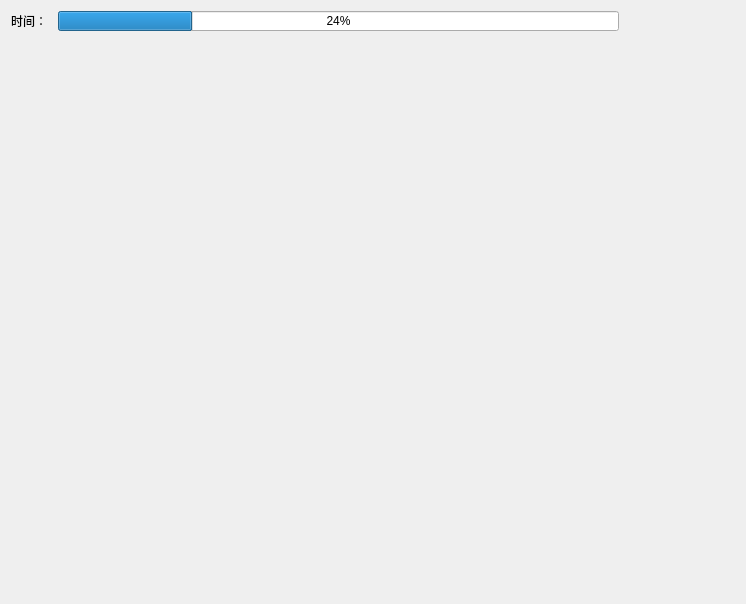
First picture: the form in main_game_window.ui, repository tashaxing/QtLianliankan, before the edit.
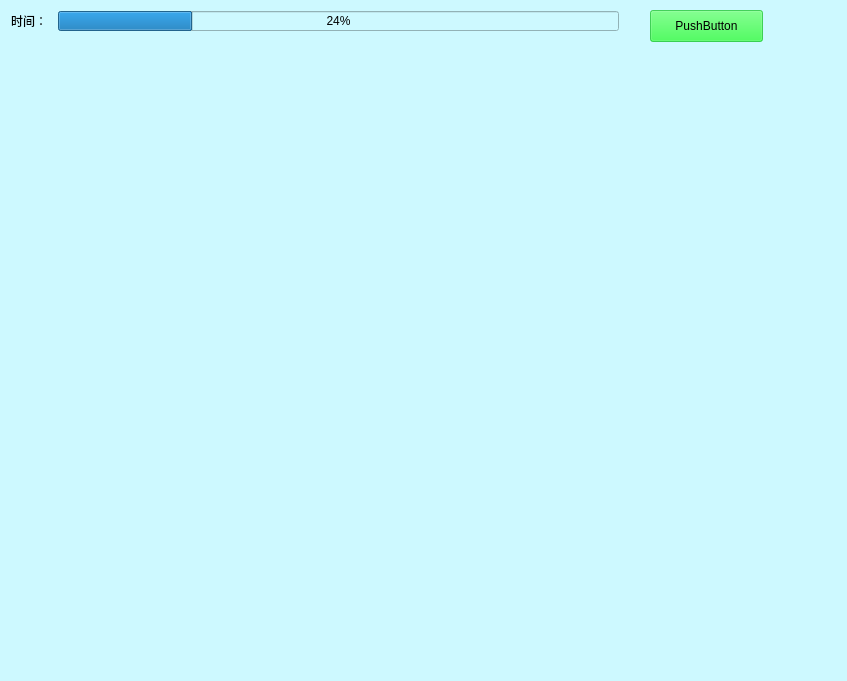
Second picture: the form after the edit.

```diff
--- a/main_game_window.ui
+++ b/main_game_window.ui
@@ -6,25 +6,16 @@
    <rect>
     <x>0</x>
     <y>0</y>
-    <width>746</width>
-    <height>604</height>
+    <width>847</width>
+    <height>681</height>
    </rect>
   </property>
-  <property name="minimumSize">
-   <size>
-    <width>746</width>
-    <height>604</height>
-   </size>
-  </property>
-  <property name="maximumSize">
-   <size>
-    <width>746</width>
-    <height>604</height>
-   </size>
-  </property>
   <property name="windowTitle">
    <string>MainGameWindow</string>
   </property>
+  <property name="styleSheet">
+   <string notr="true">background-color: rgb(205, 249, 255);</string>
+  </property>
   <widget class="QWidget" name="centralWidget">
    <widget class="QProgressBar" name="timeBar">
     <property name="geometry">
@@ -52,6 +43,22 @@
      <string>时间：</string>
     </property>
    </widget>
+   <widget class="QPushButton" name="pushButton">
+    <property name="geometry">
+     <rect>
+      <x>650</x>
+      <y>10</y>
+      <width>113</width>
+      <height>32</height>
+     </rect>
+    </property>
+    <property name="styleSheet">
+     <string notr="true">background-color: rgba(11, 255, 36, 161);</string>
+    </property>
+    <property name="text">
+     <string>PushButton</string>
+    </property>
+   </widget>
   </widget>
  </widget>
  <layoutdefault spacing="6" margin="11"/>
```
